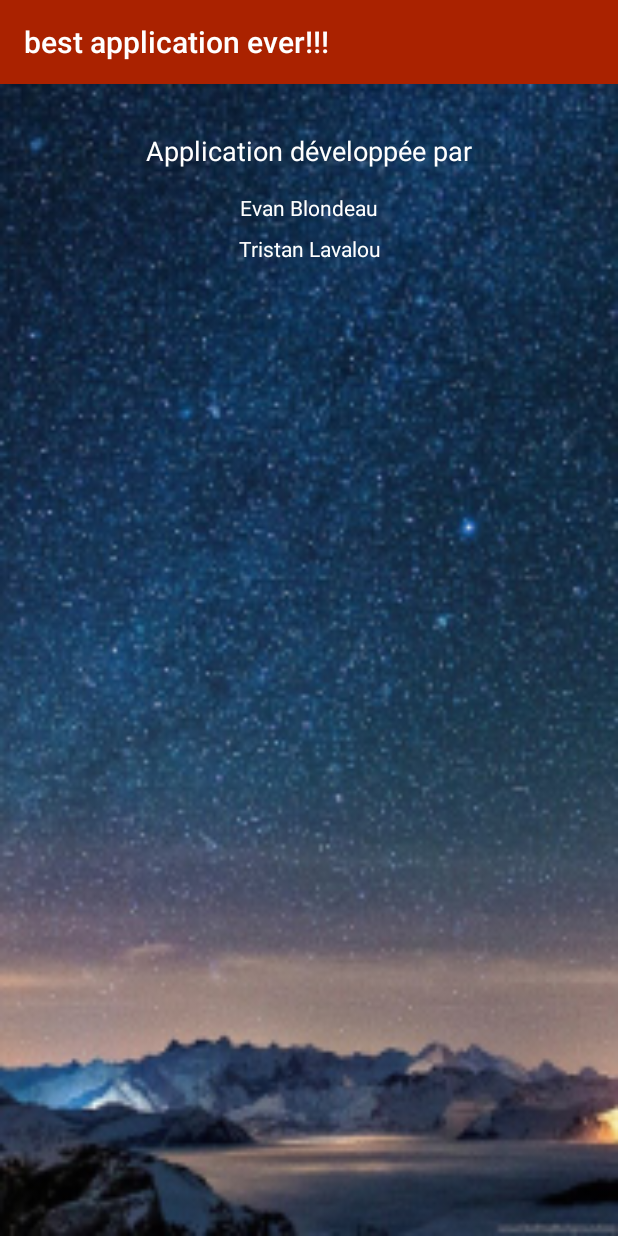
After one commit to EvanBlondeau/Promob1, an Android app: the Credits screen opened directly, with no data from a screen before it, on a phone screen of 412 x 824 dp. The commit adds this screen. Run offline under Robolectric (Android 15) with nearby library versions, the phone set to English and light mode, and no system bars.

Commit message:
Ajout credits

```diff
--- /dev/null
+++ b/application_promod/app/src/main/java/app_promod/application_promod/Credits.java
@@ -0,0 +1,13 @@
+package app_promod.application_promod;
+
+import android.support.v7.app.AppCompatActivity;
+import android.os.Bundle;
+
+public class Credits extends AppCompatActivity {
+
+    @Override
+    protected void onCreate(Bundle savedInstanceState) {
+        super.onCreate(savedInstanceState);
+        setContentView(R.layout.activity_credits);
+    }
+}
--- a/application_promod/app/src/main/java/app_promod/application_promod/MainActivity.java
+++ b/application_promod/app/src/main/java/app_promod/application_promod/MainActivity.java
@@ -43,7 +43,7 @@ public class MainActivity extends AppCompatActivity {
 
         button_1.setOnClickListener(new View.OnClickListener() {
             public void onClick(View v) {
-                Intent intent = new Intent(MainActivity.this, Test_question.class);
+                Intent intent = new Intent(MainActivity.this, Credits.class);
                 startActivity(intent);
 
             }
--- /dev/null
+++ b/application_promod/app/src/main/res/layout/activity_credits.xml
@@ -0,0 +1,50 @@
+<?xml version="1.0" encoding="utf-8"?>
+<android.support.constraint.ConstraintLayout xmlns:android="http://schemas.android.com/apk/res/android"
+    xmlns:app="http://schemas.android.com/apk/res-auto"
+    xmlns:tools="http://schemas.android.com/tools"
+    android:layout_width="match_parent"
+    android:layout_height="match_parent"
+    tools:context=".Credits"
+    android:background="@mipmap/sky">
+
+    <TextView
+        android:id="@+id/textView10"
+        android:layout_width="wrap_content"
+        android:layout_height="wrap_content"
+        android:layout_marginStart="8dp"
+        android:layout_marginTop="32dp"
+        android:layout_marginEnd="8dp"
+        android:text="Application développée par"
+        android:textColor="#FFFFFF"
+        android:textSize="18sp"
+        app:layout_constraintEnd_toEndOf="parent"
+        app:layout_constraintStart_toStartOf="parent"
+        app:layout_constraintTop_toTopOf="parent" />
+
+    <TextView
+        android:id="@+id/textView11"
+        android:layout_width="wrap_content"
+        android:layout_height="wrap_content"
+        android:layout_marginStart="8dp"
+        android:layout_marginTop="16dp"
+        android:layout_marginEnd="8dp"
+        android:text="Evan Blondeau"
+        android:textColor="#FFFFFF"
+        app:layout_constraintEnd_toEndOf="parent"
+        app:layout_constraintStart_toStartOf="parent"
+        app:layout_constraintTop_toBottomOf="@+id/textView10" />
+
+    <TextView
+        android:id="@+id/textView12"
+        android:layout_width="wrap_content"
+        android:layout_height="wrap_content"
+        android:layout_marginStart="8dp"
+        android:layout_marginTop="8dp"
+        android:layout_marginEnd="8dp"
+        android:text="Tristan Lavalou"
+        android:textColor="#FFFFFF"
+        app:layout_constraintEnd_toEndOf="parent"
+        app:layout_constraintHorizontal_bias="0.503"
+        app:layout_constraintStart_toStartOf="parent"
+        app:layout_constraintTop_toBottomOf="@+id/textView11" />
+</android.support.constraint.ConstraintLayout>
```
Also changed, not shown: application_promod/app/src/main/AndroidManifest.xml (+67 -55 lines).
